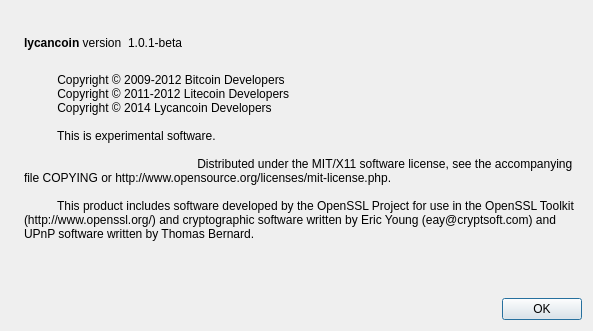
Qt form src/qt/forms/aboutdialog.ui (lycancoin/lycancoin-release) before a commit.
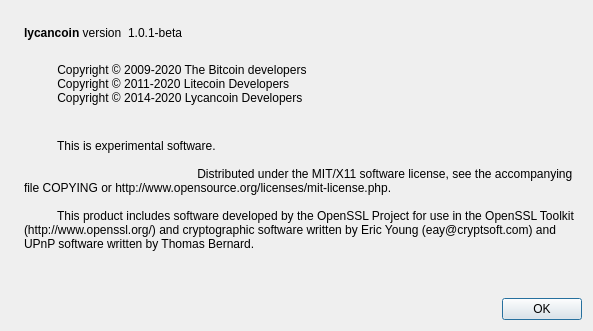
The same form after that commit. Icons and pictures are not drawn.

The edit to the form file:
```diff
--- a/src/qt/forms/aboutdialog.ui
+++ b/src/qt/forms/aboutdialog.ui
@@ -65,9 +65,6 @@
          <property name="text">
           <string notr="true">1.0.1-beta</string>
          </property>
-         <property name="textFormat">
-          <enum>Qt::RichText</enum>
-         </property>
          <property name="textInteractionFlags">
           <set>Qt::LinksAccessibleByMouse|Qt::TextSelectableByKeyboard|Qt::TextSelectableByMouse</set>
          </property>
@@ -89,16 +86,29 @@
       </layout>
      </item>
      <item>
-      <widget class="QLabel" name="label_2">
+      <widget class="QLabel" name="copyrightLabel">
        <property name="cursor">
         <cursorShape>IBeamCursor</cursorShape>
        </property>
        <property name="text">
         <string>
-          Copyright © 2009-2012 Bitcoin Developers
-          Copyright © 2011-2012 Litecoin Developers
-          Copyright © 2014 Lycancoin Developers 
-
+          Copyright © 2009-2020 The Bitcoin developers
+          Copyright © 2011-2020 Litecoin Developers
+          Copyright © 2014-2020 Lycancoin Developers
+        </string>
+       </property>
+       <property name="textInteractionFlags">
+        <set>Qt::LinksAccessibleByMouse|Qt::TextSelectableByKeyboard|Qt::TextSelectableByMouse</set>
+       </property>
+      </widget>
+     </item>
+     <item>
+      <widget class="QLabel" name="label_2">
+       <property name="cursor">
+        <cursorShape>IBeamCursor</cursorShape>
+       </property>
+       <property name="text">
+         <string>
           This is experimental software. 
 
  		    Distributed under the MIT/X11 software license, see the accompanying file COPYING or http://www.opensource.org/licenses/mit-license.php.
```
